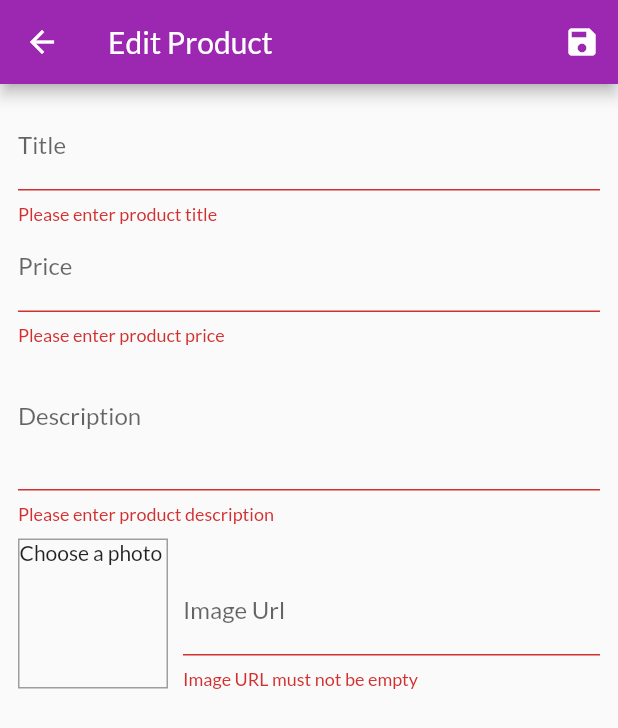
After one commit to Haseebarshad849/shop_app_flut, a Flutter app: the EditProductScreen screen opened by its route, after a tap on the "save" icon, on a phone screen of 412 x 824 dp. The commit adds this screen. Shown: the top 728 px of the screen. Run offline on Flutter 3.47's test engine with Material 2 defaults, Android fonts, the phone set to English and light mode, and no system bars; network calls fail.

Commit message:
updated-07-04

```diff
--- a/lib/main.dart
+++ b/lib/main.dart
@@ -4,8 +4,10 @@ import 'package:shop_app/providers/cart.dart';
 import 'package:shop_app/providers/orders.dart';
 import 'package:shop_app/providers/products.dart';
 import 'package:shop_app/screens/cartScreen.dart';
+import 'package:shop_app/screens/editProductScreen.dart';
 import 'package:shop_app/screens/ordersScreen.dart';
 import 'package:shop_app/screens/productDetailScreen.dart';
+import 'package:shop_app/screens/userProductScreen.dart';
 import 'screens/productOverviewScreen.dart';
 
 void main() {
@@ -38,9 +40,12 @@ class MyApp extends StatelessWidget {
         ),
         home: ProductOverviewScreen(),
         routes: {
+          ProductOverviewScreen.routeName: (ctx)=> ProductOverviewScreen(),
           ProductDetailScreen.routeName: (ctx) => ProductDetailScreen(),
           CartScreen.routeName:(ctx)=> CartScreen(),
           OrdersScreen.routeName:(ctx)=> OrdersScreen(),
+          UserProductScreen.routeName:(ctx)=> UserProductScreen(),
+          EditProductScreen.routeName: (ctx)=> EditProductScreen(),
         },
       ),
     );
--- a/lib/providers/products.dart
+++ b/lib/providers/products.dart
@@ -1,7 +1,7 @@
 import 'package:flutter/cupertino.dart';
 import './product.dart';
 
-class Products with ChangeNotifier{
+class Products with ChangeNotifier {
   List<Product> _items = [
     Product(
       id: 'p1',
@@ -45,10 +45,35 @@ class Products with ChangeNotifier{
     return _items.where((productItem) => productItem.isFavorite).toList();
   }
 
+  void addProduct(Product product) {
+    final newProduct = Product(
+      id: DateTime.now().toString(),
+      title: product.title,
+      description: product.description,
+      price: product.price,
+      imageUrl: product.imageUrl,
+    );
+    _items.add(newProduct);
+    notifyListeners();
+  }
 
-  Product findById(String id){
-    return _items.firstWhere((prod) => prod.id == id);
+  void updateProduct(String id, Product newProduct) {
+    final prodIndex = _items.indexWhere((prod) => prod.id == id);
+    if (prodIndex >= 0) {
+      _items[prodIndex] = newProduct;
+      notifyListeners();
+    } else {
+      print('...');
+    }
+  }
+
+  void deleteProduct(String id) {
+    _items.removeWhere((prod)=> prod.id==id);
+    notifyListeners();
   }
 
 
+  Product findById(String id) {
+    return _items.firstWhere((prod) => prod.id == id);
+  }
 }
--- /dev/null
+++ b/lib/screens/editProductScreen.dart
@@ -0,0 +1,277 @@
+import 'package:flutter/material.dart';
+import 'package:flutter/services.dart';
+import 'package:provider/provider.dart';
+
+// import 'package:provider/provider.dart';
+import 'package:shop_app/providers/product.dart';
+import 'package:shop_app/providers/products.dart';
+// import 'package:shop_app/providers/products.dart';
+
+class EditProductScreen extends StatefulWidget {
+  static const routeName = 'edit-product-screen';
+
+  @override
+  _EditProductScreenState createState() => _EditProductScreenState();
+}
+
+class _EditProductScreenState extends State<EditProductScreen> {
+  var _formKey = GlobalKey<FormState>();
+  final _priceFocusNode = FocusNode();
+  final _descriptionFocusNode = FocusNode();
+  final _imageUrlFocusNode = FocusNode();
+  TextEditingController _imageUrlController = TextEditingController();
+  var _initValues = {
+    'title': '',
+    'description':'',
+    'price': '',
+    'imageUrl': ''
+  };
+  var _isInitState = true;
+
+  var _editedProduct =
+  Product(id: null,
+      title: '',
+      description: '',
+      price: 0,
+      imageUrl: '');
+
+  @override
+  void dispose() {
+    _imageUrlController.removeListener(_updateImageUrl);
+    _imageUrlFocusNode.dispose();
+    _imageUrlController.dispose();
+    _priceFocusNode.dispose();
+    _descriptionFocusNode.dispose();
+
+    super.dispose();
+  }
+
+  @override
+  void didChangeDependencies() {
+    if(_isInitState){
+    final productId = ModalRoute.of(context).settings.arguments as String;
+      if(productId !=null){
+      _editedProduct = Provider.of<Products>(context).findById(productId);
+        _initValues = {
+          'title': _editedProduct.title,
+          'description': _editedProduct.description,
+          'price': _editedProduct.price.toString(),
+          'imageUrl': '',
+        };
+        _imageUrlController.text=_editedProduct.imageUrl;
+      }
+    }
+    _isInitState=false;
+    super.didChangeDependencies();
+  }
+
+  @override
+  void initState() {
+    _imageUrlController.addListener(_updateImageUrl);
+    super.initState();
+  }
+
+  void _updateImageUrl() {
+    if (_imageUrlFocusNode.hasFocus) {
+      if (_imageUrlController.text.isEmpty ||
+          (_imageUrlController.text.startsWith('http') &&
+              !_imageUrlController.text.startsWith('https')) ||
+          (!_imageUrlController.text.endsWith('.png') &&
+              !_imageUrlController.text.endsWith('.jpg') &&
+              !_imageUrlController.text.endsWith('.jpeg'))) {
+        return;
+      }
+    setState(() {});
+  }
+}
+
+void _saveForm() {
+  var isValid = _formKey.currentState.validate();
+  if(!isValid){
+    return;
+  }
+  _formKey.currentState.save();
+  if(_editedProduct.id!=null){
+    Provider.of<Products>(context,listen: false).updateProduct(_editedProduct.id,_editedProduct);
+  }else{
+  Provider.of<Products>(context,listen: false).addProduct(_editedProduct);
+  }
+  Navigator.pop(context);
+}
+
+@override
+Widget build(BuildContext context) {
+
+  return Scaffold(
+    appBar: AppBar(
+      title: Text('Edit Product'),
+      actions: [
+        IconButton(
+          icon: Icon(Icons.save),
+          onPressed: () => _saveForm(),
+        ),
+      ],
+    ),
+    body: Padding(
+      padding: EdgeInsets.all(12.0),
+      child: Form(
+        key: _formKey,
+        child: ListView(
+          // itemBuilder: ,
+          children: [
+            TextFormField(
+              initialValue: _initValues['title'],
+              decoration: InputDecoration(
+                labelText: 'Title',
+              ),
+              textInputAction: TextInputAction.next,
+              onFieldSubmitted: (_) {
+                FocusScope.of(context).requestFocus(_priceFocusNode);
+              },
+              validator: (value) {
+                if (value.isEmpty) {
+                  return 'Please enter product title';
+                }
+                if (value.length < 3) {
+                  return 'Please enter correct name';
+                }
+                return null;
+              },
+              onSaved: (value) {
+                _editedProduct = Product(
+                  id: _editedProduct.id,
+                  title: value,
+                  description: _editedProduct.description,
+                  price: _editedProduct.price,
+                  imageUrl: _editedProduct.imageUrl,
+                  isFavorite: _editedProduct.isFavorite,
+                );
+              },
+            ),
+            TextFormField(
+              initialValue: _initValues['price'],
+              decoration: InputDecoration(
+                labelText: 'Price',
+              ),
+              keyboardType: TextInputType.number,
+              focusNode: _priceFocusNode,
+              onFieldSubmitted: (_) {
+                FocusScope.of(context).requestFocus(_descriptionFocusNode);
+              },
+              validator: (value) {
+                if (value.isEmpty) {
+                  return 'Please enter product price';
+                }
+                if (double.tryParse(value) == null) {
+                  return 'Price must be in number';
+                }
+                if (double.parse(value) <= 0) {
+                  return 'Price of the product cannot be less than 1';
+                }
+                return null;
+              },
+              onSaved: (value) {
+                _editedProduct = Product(
+                  id: _editedProduct.id,
+                  title: _editedProduct.title,
+                  description: _editedProduct.description,
+                  price: double.parse(value),
+                  imageUrl: _editedProduct.imageUrl,
+                  isFavorite: _editedProduct.isFavorite,
+                );
+              },
+            ),
+
+            TextFormField(
+              initialValue: _initValues['description'],
+              decoration: InputDecoration(
+                labelText: 'Description',
+              ),
+              maxLines: 3,
+              focusNode: _descriptionFocusNode,
+              validator: (value) {
+                if (value.isEmpty) {
+                  return 'Please enter product description';
+                }
+                if (value.length < 10) {
+                  return 'Description of the product should be atleast 10 characters long ';
+                }
+                return null;
+              },
+              onSaved: (value) {
+                _editedProduct = Product(
+                  id: _editedProduct.id,
+                  title: _editedProduct.title,
+                  description: value,
+                  price: _editedProduct.price,
+                  imageUrl: _editedProduct.imageUrl,
+                  isFavorite: _editedProduct.isFavorite,
+                );
+              },
+              // onChanged: (val)=> ,
+            ),
+            Row(
+              crossAxisAlignment: CrossAxisAlignment.end,
+              children: [
+                Container(
+                  margin: EdgeInsets.only(top: 10, right: 10),
+                  height: 100,
+                  width: 100,
+                  // color: Colors.grey,
+                  decoration: BoxDecoration(
+                      border: Border.all(
+                        width: 1,
+                        color: Colors.grey,
+                      )),
+                  child: _imageUrlController.text.isEmpty
+                      ? Text('Choose a photo')
+                      : FittedBox(
+                    child: Image.network(_imageUrlController.text),
+                    fit: BoxFit.contain,
+                  ),
+                ),
+                Flexible(
+                  child: TextFormField(
+                    decoration: InputDecoration(
+                      labelText: 'Image Url',
+                    ),
+                    keyboardType: TextInputType.url,
+                    focusNode: _imageUrlFocusNode,
+                    controller: _imageUrlController,
+                    onSaved: (value) {
+                      _editedProduct = Product(
+                        id: _editedProduct.id,
+                        title: _editedProduct.title,
+                        description: _editedProduct.description,
+                        price: _editedProduct.price,
+                        imageUrl: value,
+                        isFavorite: _editedProduct.isFavorite,
+                      );
+                    },
+                    validator: (value) {
+                      if (value.isEmpty) {
+                        return 'Image URL must not be empty';
+                      }
+                      if (!value.startsWith('http') &&
+                          !value.startsWith('https')) {
+                        return 'Invalid URL';
+                      }
+                      if (!value.endsWith('.png') && !value.endsWith('.jpg') &&
+                          !value.endsWith('.jpeg')) {
+                        return 'Mention the extention of image e.g. \'.jpg, .jpeg or .png\'';
+                      }
+                      return null;
+                    },
+                    textInputAction: TextInputAction.done,
+                    onFieldSubmitted: (_) => _saveForm(),
+                    // onChanged: (val)=> ,
+                  ),
+                ),
+              ],
+            )
+          ],
+        ),
+      ),
+    ),
+  );
+}}
--- a/lib/screens/productOverviewScreen.dart
+++ b/lib/screens/productOverviewScreen.dart
@@ -14,6 +14,8 @@ enum FilterOptions {
 }
 
 class ProductOverviewScreen extends StatefulWidget {
+  static const routeName = 'product-overview-screen';
+
   @override
   _ProductOverviewScreenState createState() => _ProductOverviewScreenState();
 }
```
Also changed, not shown: lib/providers/cart.dart (+22 -3 lines), lib/screens/cartScreen.dart (+11 -16 lines), lib/screens/userProductScreen.dart (added, +44 -0 lines), lib/widgets/cartItem.dart (+26 -2 lines), lib/widgets/mainDrawer.dart (+22 -2 lines), lib/widgets/productItem.dart (+20 -7 lines), lib/widgets/userProductItems.dart (added, +41 -0 lines), pubspec.lock.
